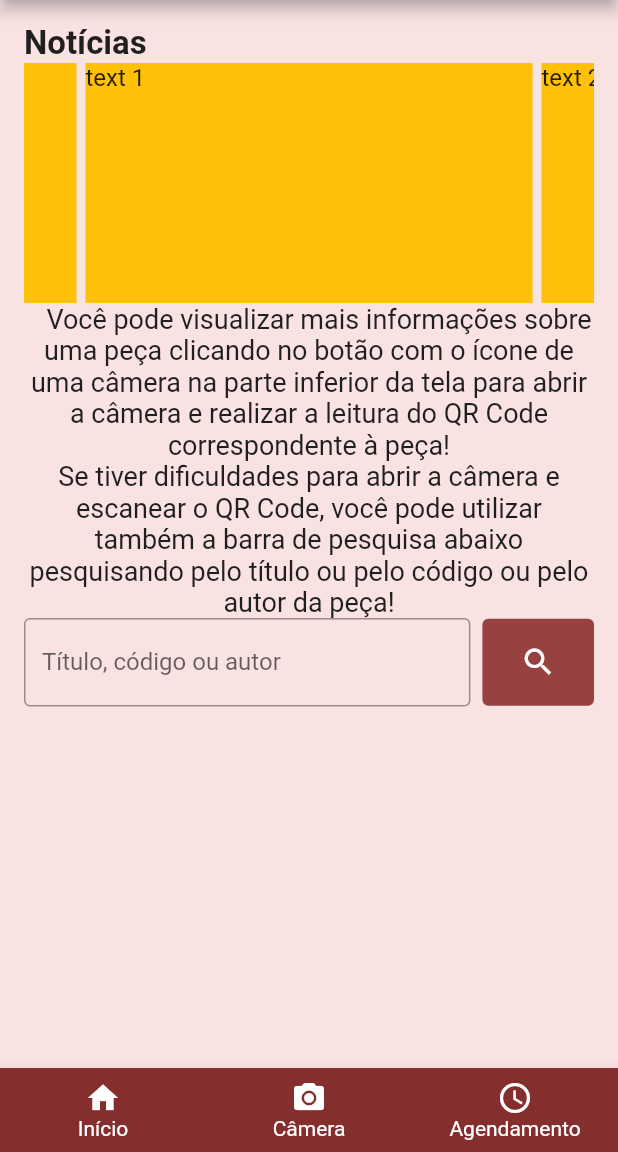
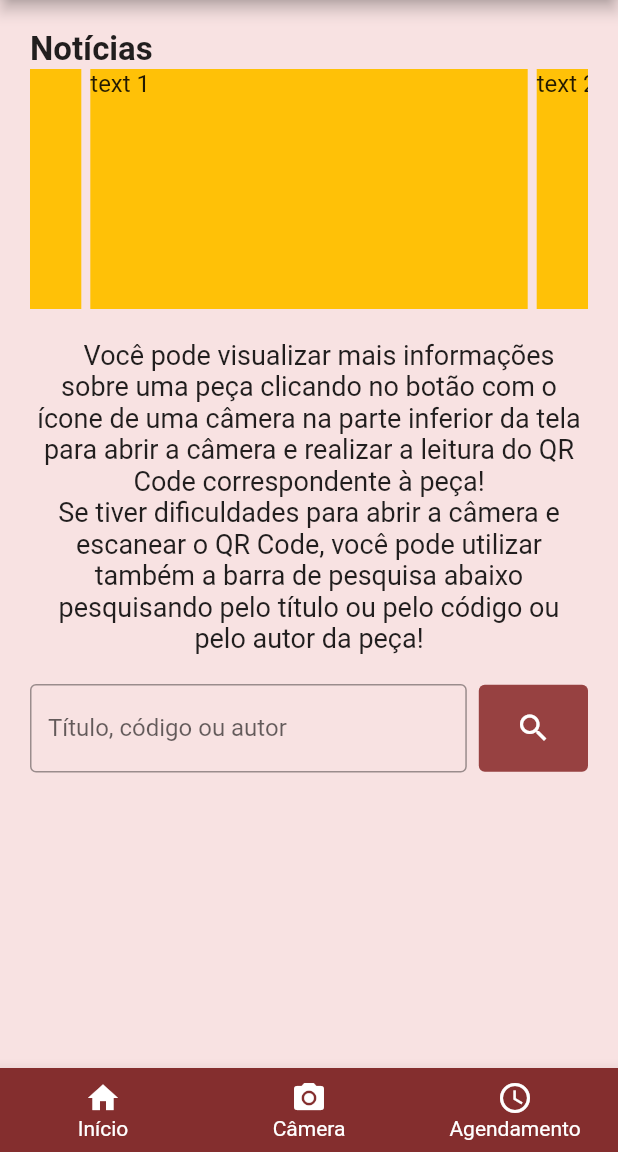
Before and after one commit to Vitorhoj/MUSEAR-App, a Flutter app: the screen it shows after launch, on a phone screen of 412 x 824 dp, the part 84-1236 px from its top. Run offline on Flutter 3.47's test engine with Material 2 defaults, Android fonts, the phone set to English and light mode, and no system bars; drawn by our look-alikes of carousel_slider.

Commit message:
Adding space between HomeScreen elements.

```diff
--- a/lib/main.dart
+++ b/lib/main.dart
@@ -106,7 +106,7 @@ class _MyHomeScreenState extends State<MyHomeScreen> {
         title: const Text('MUSEAR'),
       ),
       body: Padding(
-        padding: const EdgeInsets.all(16.0),
+        padding: const EdgeInsets.all(20.0),
         child: Column(
           children: [
             const Align(
@@ -138,11 +138,17 @@ class _MyHomeScreenState extends State<MyHomeScreen> {
                 );
               }).toList(),
             ),
+            const SizedBox(
+              height: 20,
+            ),
             const Text(
               """   Você pode visualizar mais informações sobre uma peça clicando no botão com o ícone de uma câmera na parte inferior da tela para abrir a câmera e realizar a leitura do QR Code correspondente à peça!
 Se tiver dificuldades para abrir a câmera e escanear o QR Code, você pode utilizar também a barra de pesquisa abaixo pesquisando pelo título ou pelo código ou pelo autor da peça!""",
               textAlign: TextAlign.center,
               style: TextStyle(fontSize: 18),
+            ),
+            const SizedBox(
+              height: 20,
             ),
             Row(
               children: [
```
